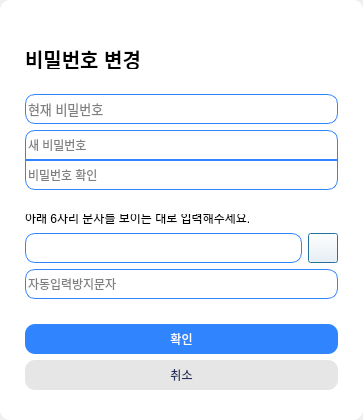
Old version of the form Main/UI/PassWordChangeDialog.ui in the repository Uyuniwhite/Face-recognition-Attendance-System-Project.
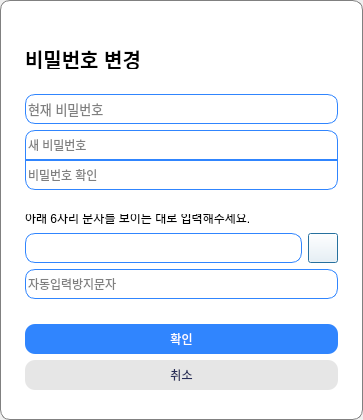
New version of the form. Icons and pictures are not drawn.

Diff of the .ui file:
```diff
--- a/Main/UI/PassWordChangeDialog.ui
+++ b/Main/UI/PassWordChangeDialog.ui
@@ -46,6 +46,7 @@
     <widget class="QWidget" name="widget" native="true">
      <property name="styleSheet">
       <string notr="true">#widget{background-color: rgb(255, 255, 255);
+border: 1px solid gray;
 border-radius: 10px;}</string>
      </property>
      <layout class="QVBoxLayout" name="verticalLayout_3">
```
